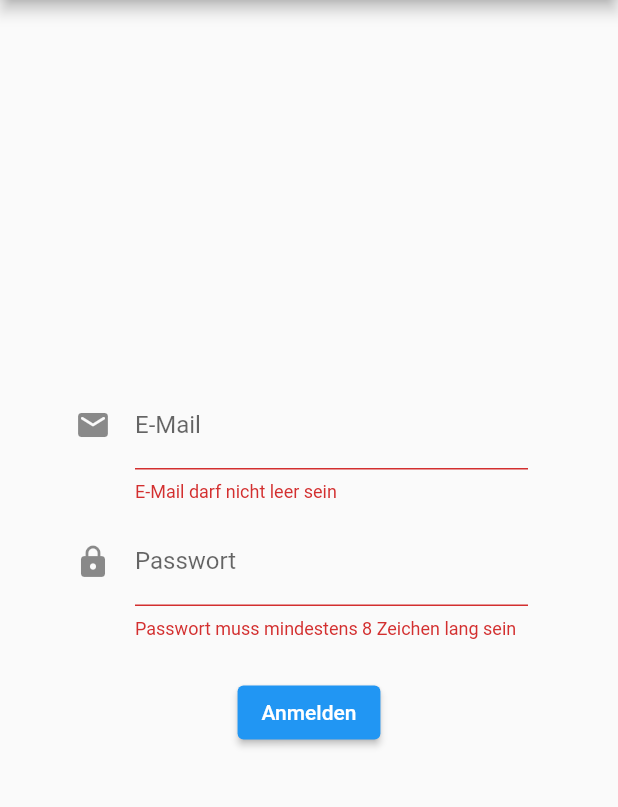
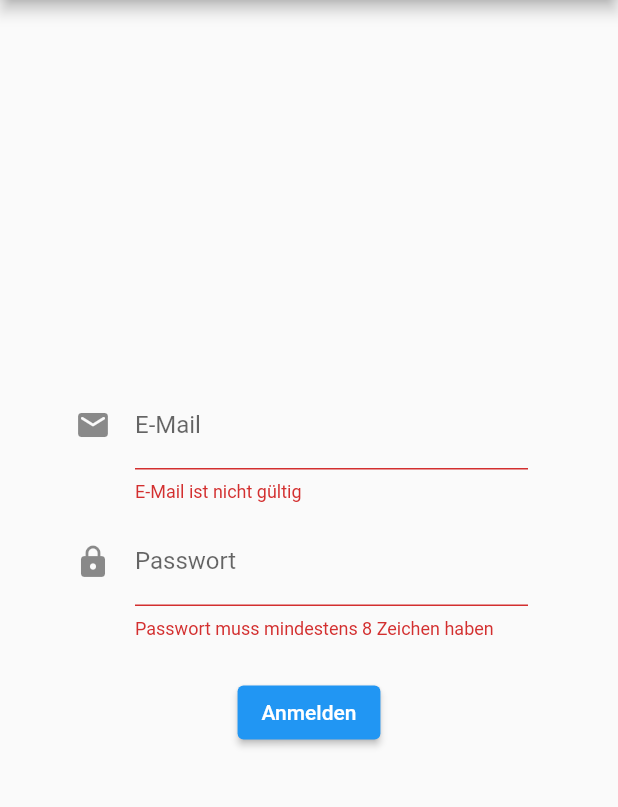
Before and after one commit to Softwareprojekt2021/frontend_mobile, a Flutter app: the Login screen opened by its route, after a tap on "Anmelden", on a phone screen of 412 x 824 dp, the part 84-891 px from its top. Run offline on Flutter 3.47's test engine with Material 2 defaults, Android fonts, the phone set to English and light mode, and no system bars; drawn by our look-alikes of overlay_support; our stand-ins replace email_validator, flutter_redux, redux.

Commit message:
add email validator

```diff
--- a/lib/screens/login.dart
+++ b/lib/screens/login.dart
@@ -1,3 +1,4 @@
+import 'package:email_validator/email_validator.dart';
 import 'package:flutter/material.dart';
 import 'package:frontend_mobile/models/user.dart';
 import 'package:frontend_mobile/services/login_service.dart';
@@ -45,7 +46,7 @@ class _LoginState extends State<Login> {
                     ),
                     autocorrect: false,
                     validator: (value) =>
-                    value.isEmpty ? "E-Mail darf nicht leer sein" : null,
+                    !EmailValidator.validate(value) ? "E-Mail ist nicht gültig" : null,
                     onSaved: (value) =>
                       _email = value,
                   ),
@@ -61,7 +62,7 @@ class _LoginState extends State<Login> {
                     obscureText: true,
                     autocorrect: false,
                     validator: (value) =>
-                      value.length <= 7 ? "Passwort muss mindestens 8 Zeichen lang sein" : null,
+                      value.length <= 7 ? "Passwort muss mindestens 8 Zeichen haben" : null,
                     onSaved: (value) =>
                       _password = value,
                   ),
--- a/pubspec.yaml
+++ b/pubspec.yaml
@@ -33,6 +33,7 @@ dependencies:
   flushbar: ^1.10.4
   flutter_redux: ^0.8.2
   overlay_support: ^1.2.1
+  email_validator: ^2.0.1
 
 
 dev_dependencies:
```
Also changed, not shown: lib/main.dart (+0 -9 lines), lib/screens/home.dart (+1 -8 lines), pubspec.lock.
